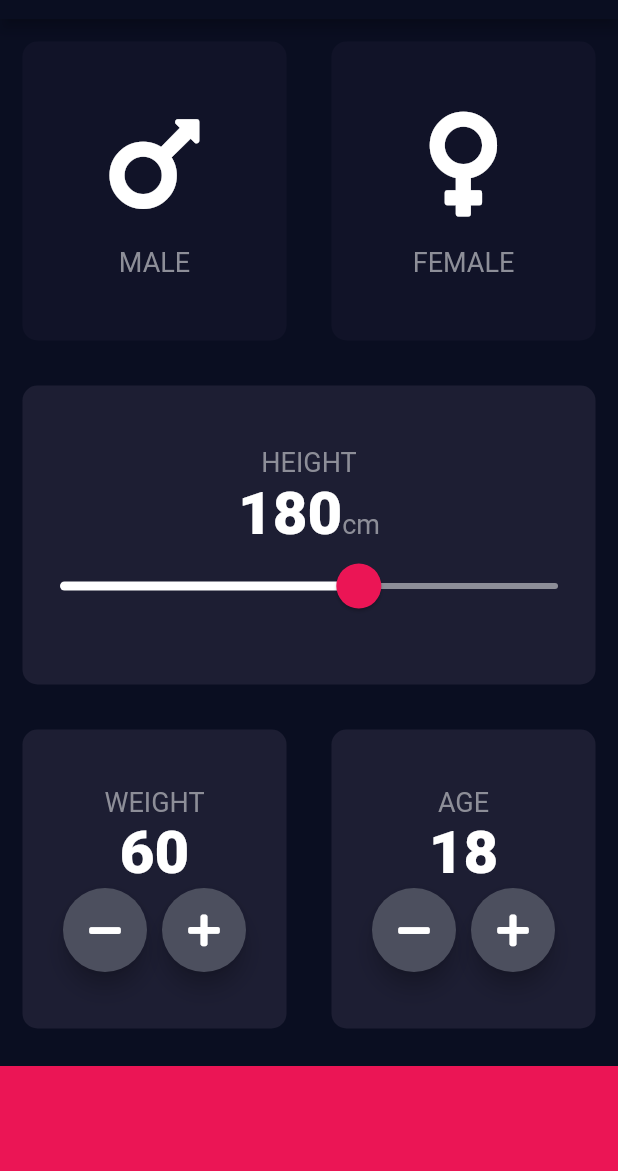
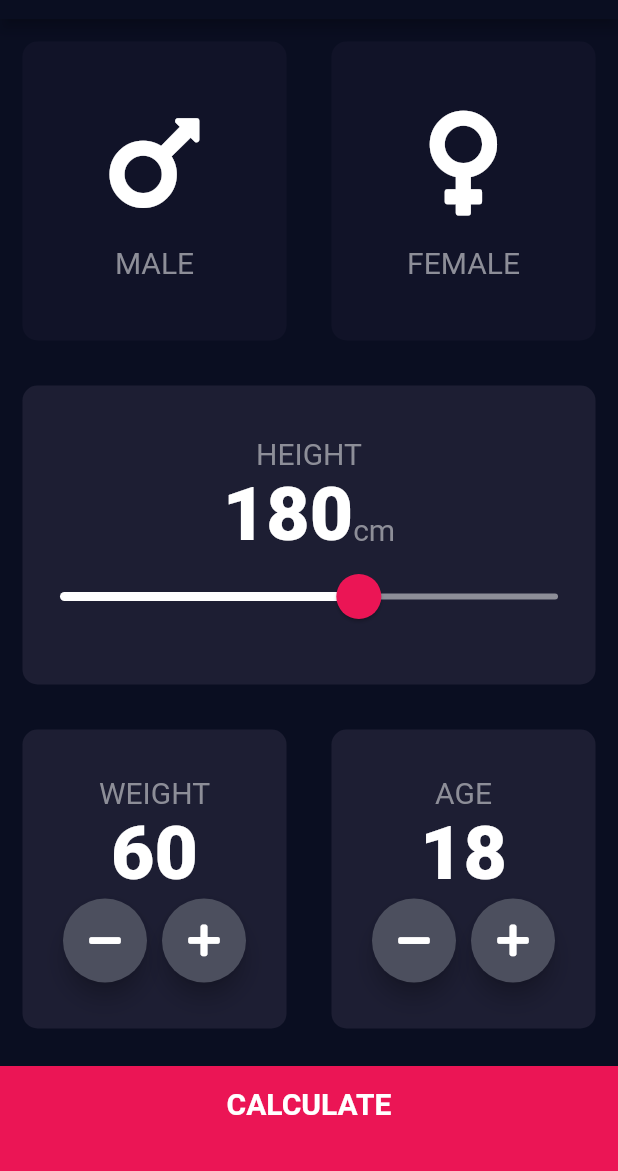
Before and after one commit to malgwi/BMI, a Flutter app: the screen it shows after launch, on a phone screen of 412 x 824 dp, the part 65-1236 px from its top. Run offline on Flutter 3.47's test engine with Material 2 defaults, Android fonts, the phone set to English and light mode, and no system bars; our stand-ins replace font_awesome_flutter.

Commit message:
UI completed(Result page)

```diff
--- /dev/null
+++ b/lib/components/bottom_button.dart
@@ -0,0 +1,28 @@
+import 'package:flutter/material.dart';
+import '../constants.dart';
+
+class BottomButton extends StatelessWidget {
+  BottomButton({@required this.onTap, @required this.buttonTitle});
+
+  final Function onTap;
+  final String buttonTitle;
+
+  @override
+  Widget build(BuildContext context) {
+    return GestureDetector(
+        onTap: onTap,
+        child: Container(
+          child: Center(
+            child: Text(
+              buttonTitle,
+              style: kLargeButtonTextStyle,
+            ),
+          ),
+          color: kBottomContainerColor,
+          margin: EdgeInsets.only(top: 10.0),
+          padding: EdgeInsets.only(bottom: 20.0),
+          width: double.infinity,
+          height: kBottomContainerHeight,
+        ));
+  }
+}
--- a/lib/icon_content.dart
+++ b/lib/components/icon_content.dart
@@ -1,5 +1,5 @@
 import 'package:flutter/material.dart';
-import 'constants.dart';
+import '../constants.dart';
 
 class IconContent extends StatelessWidget {
   IconContent({this.icon, this.label});
--- /dev/null
+++ b/lib/components/round_icon_button.dart
@@ -0,0 +1,23 @@
+import 'package:flutter/material.dart';
+
+class RoundActionButton extends StatelessWidget {
+  RoundActionButton({@required this.icon, @required this.onPressed});
+
+  final IconData icon;
+  final Function onPressed;
+
+  @override
+  Widget build(BuildContext context) {
+    return RawMaterialButton(
+      child: Icon(icon),
+      onPressed: onPressed,
+      elevation: 6.0,
+      constraints: BoxConstraints.tightFor(
+        width: 56.0,
+        height: 56.0,
+      ),
+      shape: CircleBorder(),
+      fillColor: Color(0xff4c4f5e),
+    );
+  }
+}
--- a/lib/constants.dart
+++ b/lib/constants.dart
@@ -8,12 +8,37 @@ const kBottomContainerColor = Color(0xffeb1555);
 
 // const for text
 const kLabelTextStyle = TextStyle(
-  fontSize: 18.0,
+  fontSize: 20.0,
   color: Color(0xff8d8e98),
 );
 
 // const for Number text
 const kNumberTextStyle = TextStyle(
-  fontSize: 40.0,
+  fontSize: 50.0,
   fontWeight: FontWeight.w900,
 );
+
+const kLargeButtonTextStyle = TextStyle(
+  fontSize: 20.0,
+  fontWeight: FontWeight.bold,
+);
+
+const kTitleTextStyle = TextStyle(
+  fontSize: 50.0,
+  fontWeight: FontWeight.bold,
+);
+
+const kResultTextStyle = TextStyle(
+  color: Color(0xff24d876),
+  fontSize: 22.0,
+  fontWeight: FontWeight.bold,
+);
+
+const kBMITextStyle = TextStyle(
+  fontSize: 100.0,
+  fontWeight: FontWeight.bold,
+);
+
+const kBodyTextStyle = TextStyle(
+  fontSize: 22.0,
+);
--- a/lib/input_page.dart
+++ /dev/null
@@ -1,241 +0,0 @@
-import 'package:flutter/material.dart';
-import 'package:font_awesome_flutter/font_awesome_flutter.dart';
-import 'icon_content.dart';
-import 'reusable_card.dart';
-import 'constants.dart';
-
-enum Gender {
-  male,
-  female,
-}
-
-class InputPage extends StatefulWidget {
-  @override
-  _InputPageState createState() => _InputPageState();
-}
-
-class _InputPageState extends State<InputPage> {
-  Gender selectedGender;
-  int height = 180;
-  int weight = 60;
-  int age = 18;
-
-  @override
-  Widget build(BuildContext context) {
-    return Scaffold(
-        appBar: AppBar(
-          title: Text('BMI CALCULATOR'),
-        ),
-        body: Column(
-          crossAxisAlignment: CrossAxisAlignment.stretch,
-          children: <Widget>[
-            Expanded(
-                child: Row(
-              children: <Widget>[
-                Expanded(
-                  child: ReusableCard(
-                    onPress: () {
-                      setState(() {
-                        selectedGender = Gender.male;
-                      });
-                    },
-                    colour: selectedGender == Gender.male
-                        ? kActiveCardColor
-                        : kInactiveCardColor,
-                    cardChild: IconContent(
-                      icon: FontAwesomeIcons.mars,
-                      label: 'MALE',
-                    ),
-                  ),
-                ),
-                Expanded(
-                  child: ReusableCard(
-                    onPress: () {
-                      setState(() {
-                        selectedGender = Gender.female;
-                      });
-                    },
-                    colour: selectedGender == Gender.female
-                        ? kActiveCardColor
-                        : kInactiveCardColor,
-                    cardChild: IconContent(
-                      icon: FontAwesomeIcons.venus,
-                      label: 'FEMALE',
-                    ),
-                  ),
-                )
-              ],
-            )),
-            Expanded(
-              child: ReusableCard(
-                colour: kActiveCardColor,
-                cardChild: Column(
-                  mainAxisAlignment: MainAxisAlignment.center,
-                  children: <Widget>[
-                    Text(
-                      'HEIGHT',
-                      style: kLabelTextStyle,
-                    ),
-                    Row(
-                      mainAxisAlignment: MainAxisAlignment.center,
-                      crossAxisAlignment: CrossAxisAlignment.baseline,
-                      textBaseline: TextBaseline.alphabetic,
-                      children: <Widget>[
-                        Text(
-                          height.toString(),
-                          style: kNumberTextStyle,
-                        ),
-                        Text(
-                          'cm',
-                          style: kLabelTextStyle,
-                        )
-                      ],
-                    ),
-                    SizedBox(width: 15.0),
-                    SliderTheme(
-                      data: SliderTheme.of(context).copyWith(
-                        activeTrackColor: Colors.white,
-                        inactiveTrackColor: Color(0xff8d8e98),
-                        thumbColor: Color(0xffeb1555),
-                        overlayColor: Color(0x29eb1555),
-                        thumbShape:
-                            RoundSliderThumbShape(enabledThumbRadius: 15.0),
-                        overlayShape:
-                            RoundSliderOverlayShape(overlayRadius: 25.0),
-                      ),
-                      child: Slider(
-                        value: height.toDouble(),
-                        min: 120.0,
-                        max: 220.0,
-                        onChanged: (double newValue) {
-                          setState(() {
-                            height = newValue.round();
-                          });
-                        },
-                      ),
-                    )
-                  ],
-                ),
-              ),
-            ),
-            Expanded(
-                child: Row(
-              children: <Widget>[
-                Expanded(
-                  child: ReusableCard(
-                    colour: kActiveCardColor,
-                    cardChild: Column(
-                      mainAxisAlignment: MainAxisAlignment.center,
-                      children: <Widget>[
-                        Text(
-                          'WEIGHT',
-                          style: kLabelTextStyle,
-                        ),
-                        Text(
-                          weight.toString(),
-                          style: kNumberTextStyle,
-                        ),
-                        Row(
-                          mainAxisAlignment: MainAxisAlignment.center,
-                          children: <Widget>[
-                            RoundActionButton(
-                              icon: FontAwesomeIcons.minus,
-                              onPressed: () {
-                                setState(() {
-                                  weight--;
-                                });
-                              },
-                            ),
-                            SizedBox(
-                              width: 10.0,
-                            ),
-                            RoundActionButton(
-                              icon: FontAwesomeIcons.plus,
-                              onPressed: () {
-                                setState(() {
-                                  weight++;
-                                });
-                              },
-                            ),
-                          ],
-                        )
-                      ],
-                    ),
-                  ),
-                ),
-                Expanded(
-                  child: ReusableCard(
-                    colour: kActiveCardColor,
-                    cardChild: Column(
-                      mainAxisAlignment: MainAxisAlignment.center,
-                      children: <Widget>[
-                        Text(
-                          'AGE',
-                          style: kLabelTextStyle,
-                        ),
-                        Text(
-                          age.toString(),
-                          style: kNumberTextStyle,
-                        ),
-                        Row(
-                          mainAxisAlignment: MainAxisAlignment.center,
-                          children: <Widget>[
-                            RoundActionButton(
-                              icon: FontAwesomeIcons.minus,
-                              onPressed: () {
-                                setState(() {
-                                  age--;
-                                });
-                              },
-                            ),
-                            SizedBox(
-                              width: 10.0,
-                            ),
-                            RoundActionButton(
-                              icon: FontAwesomeIcons.plus,
-                              onPressed: () {
-                                setState(() {
-                                  age++;
-                                });
-                              },
-                            ),
-                          ],
-                        )
-                      ],
-                    ),
-                  ),
-                ),
-              ],
-            )),
-            Container(
-              color: kBottomContainerColor,
-              margin: EdgeInsets.only(top: 10.0),
-              width: double.infinity,
-              height: kBottomContainerHeight,
-            )
-          ],
-        ));
-  }
-}
-
-class RoundActionButton extends StatelessWidget {
-  RoundActionButton({@required this.icon, @required this.onPressed});
-
-  final IconData icon;
-  final Function onPressed;
-
-  @override
-  Widget build(BuildContext context) {
-    return RawMaterialButton(
-      child: Icon(icon),
-      onPressed: onPressed,
-      elevation: 6.0,
-      constraints: BoxConstraints.tightFor(
-        width: 56.0,
-        height: 56.0,
-      ),
-      shape: CircleBorder(),
-      fillColor: Color(0xff4c4f5e),
-    );
-  }
-}
--- a/lib/main.dart
+++ b/lib/main.dart
@@ -1,5 +1,6 @@
 import 'package:flutter/material.dart';
-import 'input_page.dart';
+import 'screens/input_page.dart';
+import 'screens/results_page.dart';
 
 void main() => runApp(BMICalculator());
 
--- /dev/null
+++ b/lib/screens/input_page.dart
@@ -0,0 +1,229 @@
+import 'package:flutter/material.dart';
+import 'package:font_awesome_flutter/font_awesome_flutter.dart';
+import '../components/icon_content.dart';
+import '../components/reusable_card.dart';
+import '../constants.dart';
+import 'results_page.dart';
+import '../components/bottom_button.dart';
+import '../components/round_icon_button.dart';
+
+enum Gender {
+  male,
+  female,
+}
+
+class InputPage extends StatefulWidget {
+  @override
+  _InputPageState createState() => _InputPageState();
+}
+
+class _InputPageState extends State<InputPage> {
+  Gender selectedGender;
+  int height = 180;
+  int weight = 60;
+  int age = 18;
+
+  @override
+  Widget build(BuildContext context) {
+    return Scaffold(
+      appBar: AppBar(
+        title: Text('BMI CALCULATOR'),
+      ),
+      body: Column(
+        crossAxisAlignment: CrossAxisAlignment.stretch,
+        children: <Widget>[
+          Expanded(
+              child: Row(
+            children: <Widget>[
+              Expanded(
+                child: ReusableCard(
+                  onPress: () {
+                    setState(() {
+                      selectedGender = Gender.male;
+                    });
+                  },
+                  colour: selectedGender == Gender.male
+                      ? kActiveCardColor
+                      : kInactiveCardColor,
+                  cardChild: IconContent(
+                    icon: FontAwesomeIcons.mars,
+                    label: 'MALE',
+                  ),
+                ),
+              ),
+              Expanded(
+                child: ReusableCard(
+                  onPress: () {
+                    setState(() {
+                      selectedGender = Gender.female;
+                    });
+                  },
+                  colour: selectedGender == Gender.female
+                      ? kActiveCardColor
+                      : kInactiveCardColor,
+                  cardChild: IconContent(
+                    icon: FontAwesomeIcons.venus,
+                    label: 'FEMALE',
+                  ),
+                ),
+              )
+            ],
+          )),
+          Expanded(
+            child: ReusableCard(
+              colour: kActiveCardColor,
+              cardChild: Column(
+                mainAxisAlignment: MainAxisAlignment.center,
+                children: <Widget>[
+                  Text(
+                    'HEIGHT',
+                    style: kLabelTextStyle,
+                  ),
+                  Row(
+                    mainAxisAlignment: MainAxisAlignment.center,
+                    crossAxisAlignment: CrossAxisAlignment.baseline,
+                    textBaseline: TextBaseline.alphabetic,
+                    children: <Widget>[
+                      Text(
+                        height.toString(),
+                        style: kNumberTextStyle,
+                      ),
+                      Text(
+                        'cm',
+                        style: kLabelTextStyle,
+                      )
+                    ],
+                  ),
+                  SizedBox(width: 15.0),
+                  SliderTheme(
+                    data: SliderTheme.of(context).copyWith(
+                      activeTrackColor: Colors.white,
+                      inactiveTrackColor: Color(0xff8d8e98),
+                      thumbColor: Color(0xffeb1555),
+                      overlayColor: Color(0x29eb1555),
+                      thumbShape:
+                          RoundSliderThumbShape(enabledThumbRadius: 15.0),
+                      overlayShape:
+                          RoundSliderOverlayShape(overlayRadius: 25.0),
+                    ),
+                    child: Slider(
+                      value: height.toDouble(),
+                      min: 120.0,
+                      max: 220.0,
+                      onChanged: (double newValue) {
+                        setState(() {
+                          height = newValue.round();
+                        });
+                      },
+                    ),
+                  )
+                ],
+              ),
+            ),
+          ),
+          Expanded(
+            child: Row(
+              children: <Widget>[
+                Expanded(
+                  child: ReusableCard(
+                    colour: kActiveCardColor,
+                    cardChild: Column(
+                      mainAxisAlignment: MainAxisAlignment.center,
+                      children: <Widget>[
+                        Text(
+                          'WEIGHT',
+                          style: kLabelTextStyle,
+                        ),
+                        Text(
+                          weight.toString(),
+                          style: kNumberTextStyle,
+                        ),
+                        Row(
+                          mainAxisAlignment: MainAxisAlignment.center,
+                          children: <Widget>[
+                            RoundActionButton(
+                              icon: FontAwesomeIcons.minus,
+                              onPressed: () {
+                                setState(() {
+                                  weight--;
+                                });
+                              },
+                            ),
+                            SizedBox(
+                              width: 10.0,
+                            ),
+                            RoundActionButton(
+                              icon: FontAwesomeIcons.plus,
+                              onPressed: () {
+                                setState(() {
+                                  weight++;
+                                });
+                              },
+                            ),
+                          ],
+                        )
+                      ],
+                    ),
+                  ),
+                ),
+                Expanded(
+                  child: ReusableCard(
+                    colour: kActiveCardColor,
+                    cardChild: Column(
+                      mainAxisAlignment: MainAxisAlignment.center,
+                      children: <Widget>[
+                        Text(
+                          'AGE',
+                          style: kLabelTextStyle,
+                        ),
+                        Text(
+                          age.toString(),
+                          style: kNumberTextStyle,
+                        ),
+                        Row(
+                          mainAxisAlignment: MainAxisAlignment.center,
+                          children: <Widget>[
+                            RoundActionButton(
+                              icon: FontAwesomeIcons.minus,
+                              onPressed: () {
+                                setState(() {
+                                  age--;
+                                });
+                              },
+                            ),
+                            SizedBox(
+                              width: 10.0,
+                            ),
+                            RoundActionButton(
+                              icon: FontAwesomeIcons.plus,
+                              onPressed: () {
+                                setState(() {
+                                  age++;
+                                });
+                              },
+                            ),
+                          ],
+                        )
+                      ],
+                    ),
+                  ),
+                ),
+              ],
+            ),
+          ),
+          BottomButton(
+            buttonTitle: 'CALCULATE',
+            onTap: () {
+              Navigator.push(
+                context,
+                MaterialPageRoute(
+                  builder: (context) => ResultPage(),
+                ),
+              );
+            },
+          ),
+        ],
+      ),
+    );
+  }
+}
```
Also changed, not shown: lib/screens/results_page.dart (added, +62 -0 lines), lib/calculator_brain.dart (added), lib/components/reusable_card.dart (renamed from lib/reusable_card.dart).
